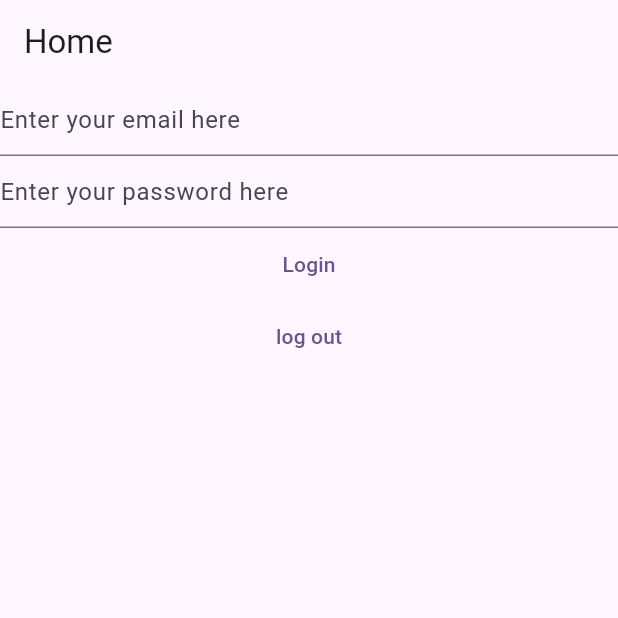
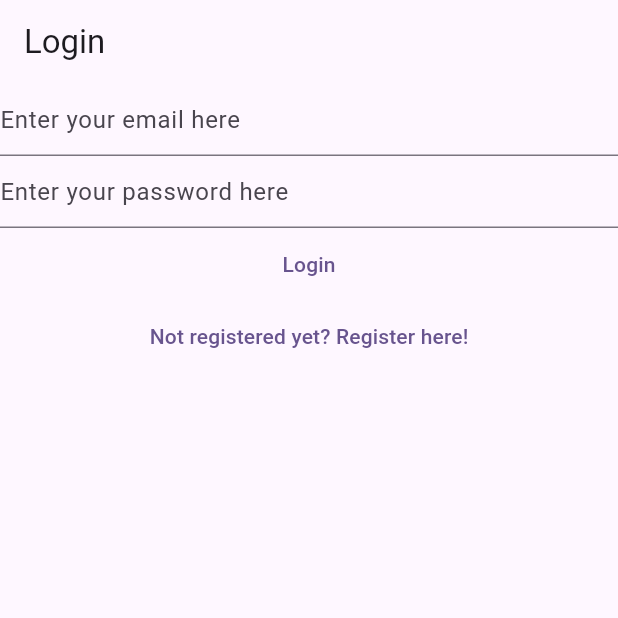
Before and after one commit to suryapradipta/mynotes, a Flutter app: the screen it shows after launch, on a phone screen of 412 x 824 dp, the top half of it. Run offline on Flutter 3.47's test engine with Material 2 defaults, Android fonts, the phone set to English and light mode, and no system bars; our stand-ins replace firebase_auth, firebase_core, get; accounts and stored records are empty.

```diff
--- a/lib/main.dart
+++ b/lib/main.dart
@@ -23,6 +23,11 @@ class MyApp extends StatelessWidget {
         useMaterial3: true,
       ),
       home: HomePage(),
+      routes: {
+        '/login/': (context)=> LoginView(),
+        '/register/': (context)=> RegisterView(),
+      },
     );
+
   }
 }
--- a/lib/views/home.dart
+++ b/lib/views/home.dart
@@ -4,18 +4,14 @@ import 'package:flutter/material.dart';
 import 'package:mynotes/views/login_view.dart';
 
 import '../firebase_options.dart';
-import 'email_verification.dart';
+import 'verify_email_view.dart';
 
 class HomePage extends StatelessWidget {
   const HomePage({super.key});
 
   @override
   Widget build(BuildContext context) {
-    return Scaffold(
-      appBar: AppBar(
-        title: const Text('Home'),
-      ),
-      body: FutureBuilder(
+    return FutureBuilder(
       future: Firebase.initializeApp(
         options: DefaultFirebaseOptions.currentPlatform,
       ),
@@ -25,21 +21,22 @@ class HomePage extends StatelessWidget {
         // before the connection finish, the loading will be shown
         switch (snapshot.connectionState) {
           case ConnectionState.done:
-              // final user = FirebaseAuth.instance.currentUser;
-              // if (user?.emailVerified ?? false) {
-              //   print("You email is verified");
-              // } else {
-              //   print("Your email is not verified");
-              //   return VerifyEmailView();
-              // }
-              // return Text('Done..');
+            final user = FirebaseAuth.instance.currentUser;
+            if (user != null) {
+              if (user.emailVerified) {
+                print('Email is verified');
+              }else {
+                return VerifyEmailView();
+              }
+            }  else {
               return LoginView();
+            }
+            return Text('Done..');
 
           default:
-              return Text('Loading..');
+            return CircularProgressIndicator();
         }
       },
-      ),
     );
   }
 }
--- a/lib/views/login_view.dart
+++ b/lib/views/login_view.dart
@@ -34,7 +34,11 @@ class _LoginViewState extends State<LoginView> {
 
   @override
   Widget build(BuildContext context) {
-    return Column(
+    return Scaffold(
+      appBar: AppBar(
+        title: Text('Login'),
+      ),
+      body: Column(
         children: [
           TextField(
             controller: _email,
@@ -61,8 +65,8 @@ class _LoginViewState extends State<LoginView> {
               final password = _password.text;
 
               try {
-              final userCredential = await FirebaseAuth.instance
-                  .signInWithEmailAndPassword(
+                final userCredential =
+                    await FirebaseAuth.instance.signInWithEmailAndPassword(
                   email: email,
                   password: password,
                 );
@@ -80,8 +84,15 @@ class _LoginViewState extends State<LoginView> {
             },
             child: const Text('Login'),
           ),
-        TextButton(onPressed: (){FirebaseAuth.instance.signOut();}, child: Text('log out'))
+          TextButton(
+            onPressed: () {
+              Navigator.of(context)
+                  .pushNamedAndRemoveUntil('/register/', (route) => false);
+            },
+            child: Text('Not registered yet? Register here!'),
+          ),
         ],
+      ),
     );
   }
 }
--- a/lib/views/register_view.dart
+++ b/lib/views/register_view.dart
@@ -34,7 +34,9 @@ class _RegisterViewState extends State<RegisterView> {
 
   @override
   Widget build(BuildContext context) {
-    return Column(
+    return Scaffold(
+      appBar: AppBar(title: Text('Register'),),
+      body: Column(
         children: [
           TextField(
             controller: _email,
@@ -81,7 +83,15 @@ class _RegisterViewState extends State<RegisterView> {
             },
             child: const Text('Register'),
           ),
+
+          TextButton(
+            onPressed: () {
+              Navigator.of(context).pushNamedAndRemoveUntil('/login/', (route) => false);
+            },
+            child: Text('Already registered? Login here!'),
+          ),
         ],
+      ),
     );
   }
 }
```
Also changed, not shown: lib/views/email_verification.dart (deleted, +0 -30 lines), lib/views/verify_email_view.dart (added, +35 -0 lines). Lines whose indentation alone changed are shown as unchanged.
